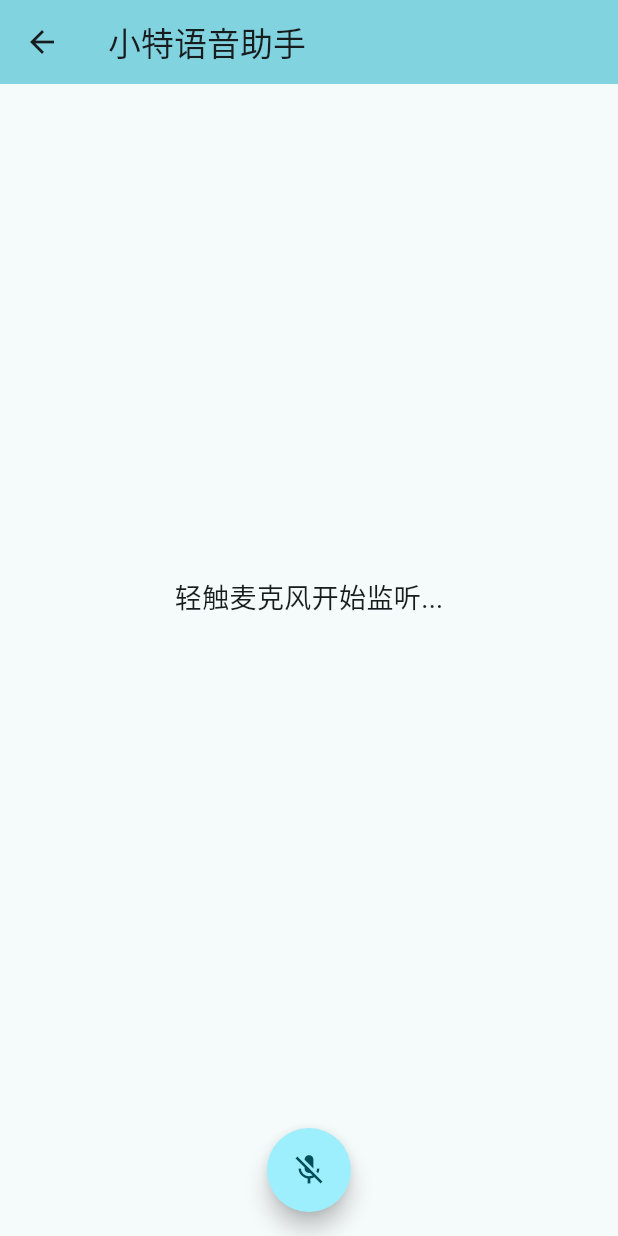
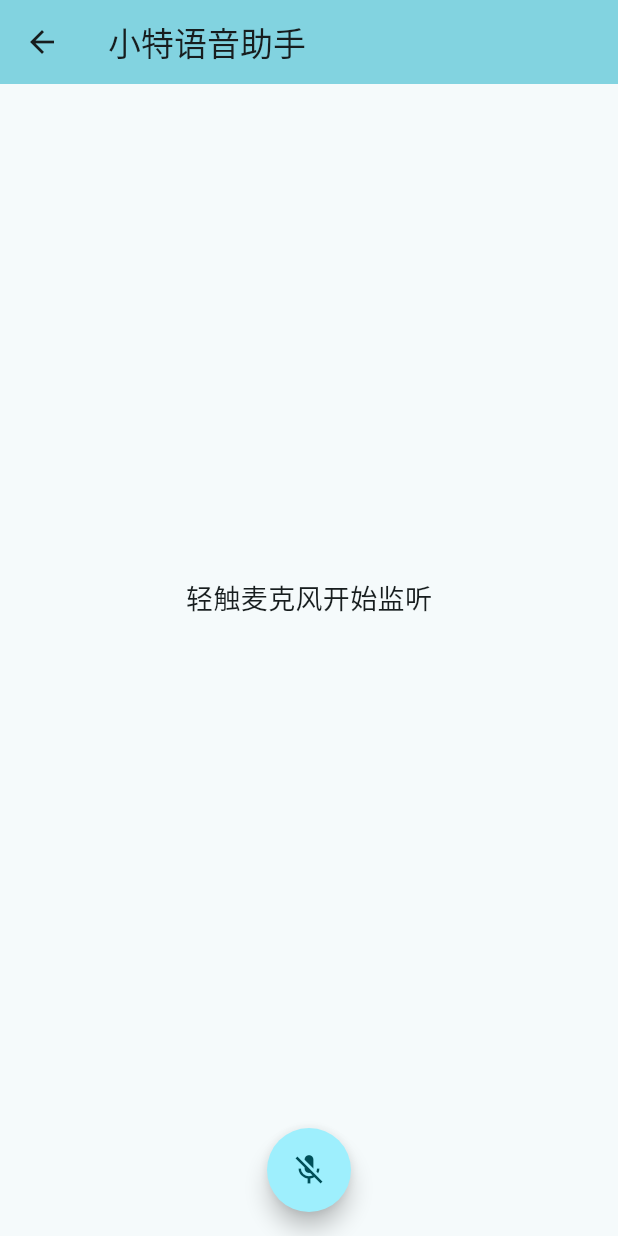
Before and after one commit to dyb881/flutter_app, a Flutter app: the screen it shows after launch, on a phone screen of 412 x 824 dp. Run offline on Flutter 3.47's test engine with Material 3 defaults, Android fonts, the phone set to English and light mode, and no system bars; our stand-ins replace get, speech_to_text.

Commit message:
添加指令激活回答

```diff
--- a/lib/pages/ai/ai_page.dart
+++ b/lib/pages/ai/ai_page.dart
@@ -57,17 +57,19 @@ class _AiPageState extends State<AiPage> {
                                 )));
                       },
                     )),
-                AnimatedPositioned(
+                Obx(() => AnimatedPositioned(
                     duration: const Duration(milliseconds: 300),
                     bottom: c.list.isEmpty ? Get.height * 0.5 : 130,
-                    child: Obx(() => Text(
-                          cs.isListening.value
-                              ? '请说出“小特小特”，激活语音助手'
-                              : cs.speechEnabled.value
-                                  ? '轻触麦克风开始监听...'
-                                  : '语音不可用',
-                          style: TextStyle(fontSize: 18),
-                        )))
+                    child: Text(
+                      cs.isListening.value
+                          ? cs.talking.value
+                              ? cs.waitInstructions.value
+                                  ? '请说出操作指令，如“打开车门”'
+                                  : '正在识别语音'
+                              : '请说出“小特小特”，激活语音助手'
+                          : '轻触麦克风开始监听',
+                      style: TextStyle(fontSize: 18),
+                    )))
               ],
             )),
         floatingActionButton: Obx(() => FloatingActionButton(
```
Also changed, not shown: lib/stores/chat_stt.dart (+44 -17 lines).
